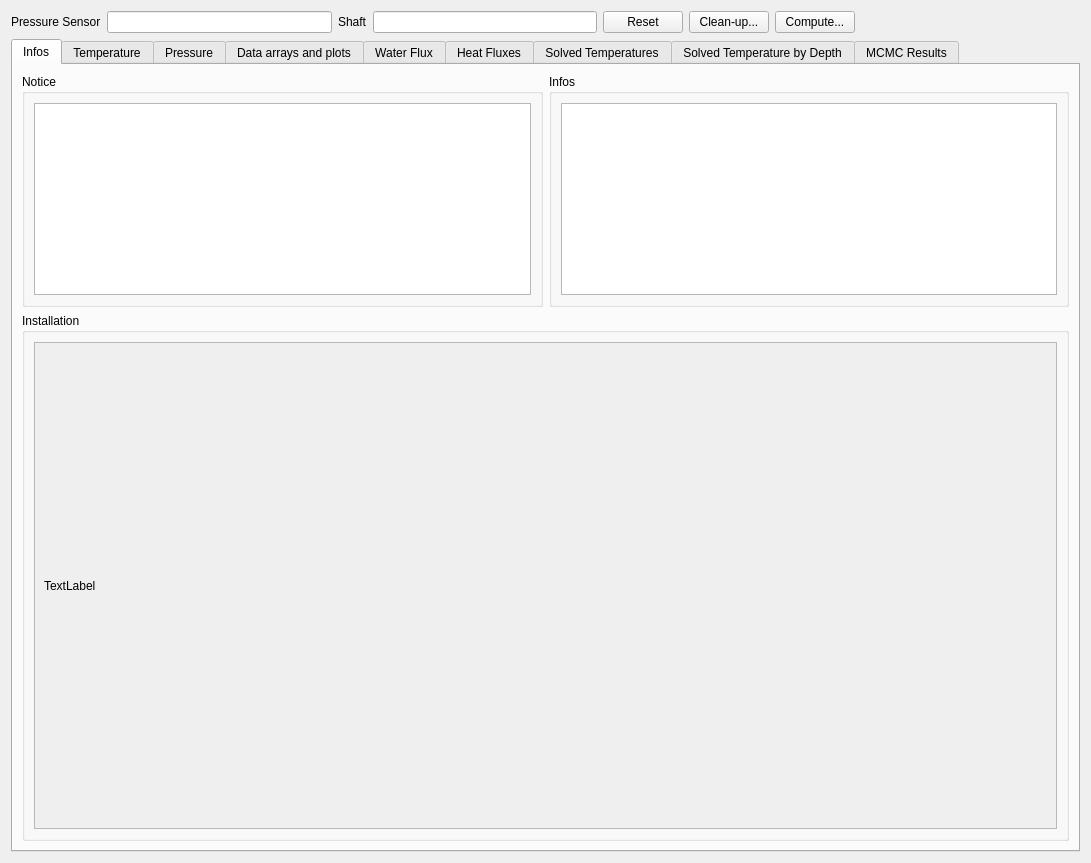
First picture: the form in Molonari_2021/ihm/molonaviz/widgetpoint.ui, repository GVigne/Molonari-2022, before the edit.
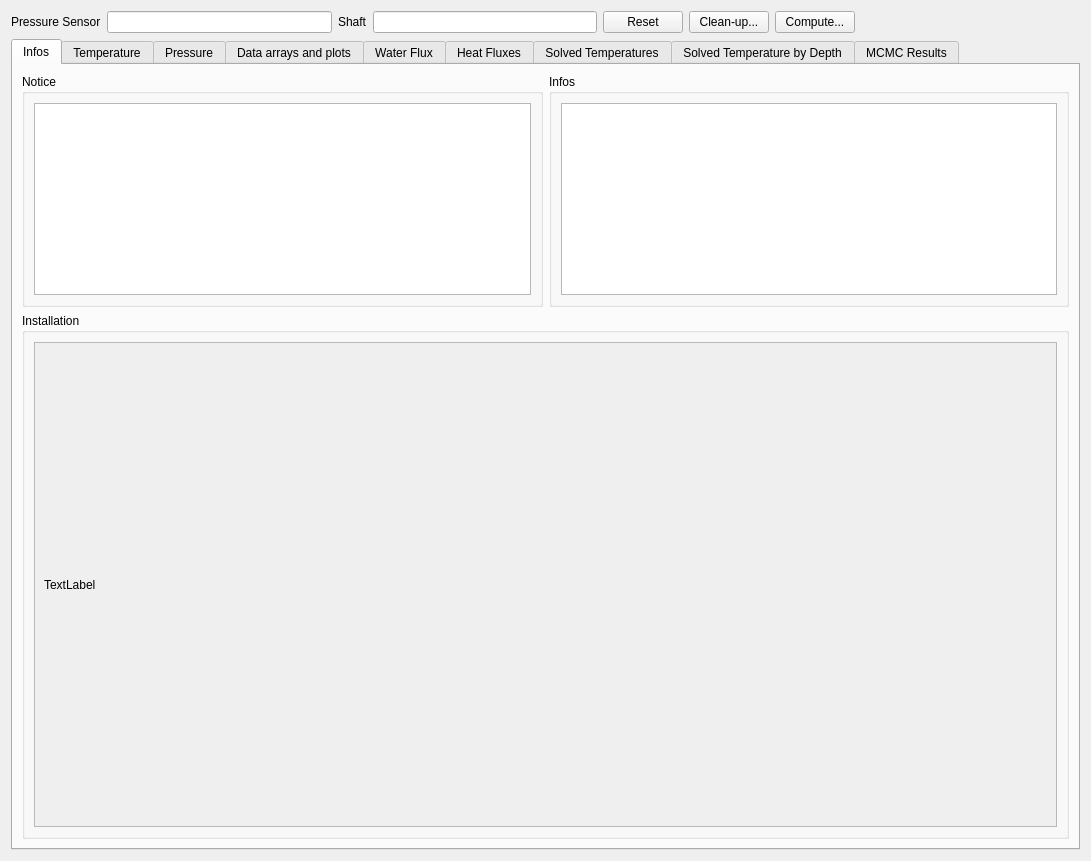
Second picture: the form after the edit. The open tabs and pages were chosen to show the change.

Commit message: Working towards the fusion of the Data and Plots tabs

The edit to the form file:
```diff
--- a/Molonari_2021/ihm/molonaviz/widgetpoint.ui
+++ b/Molonari_2021/ihm/molonaviz/widgetpoint.ui
@@ -7,7 +7,7 @@
     <x>0</x>
     <y>0</y>
     <width>1091</width>
-    <height>863</height>
+    <height>861</height>
    </rect>
   </property>
   <property name="windowTitle">
@@ -149,7 +149,7 @@
                  <x>0</x>
                  <y>0</y>
                  <width>1023</width>
-                 <height>471</height>
+                 <height>469</height>
                 </rect>
                </property>
                <layout class="QVBoxLayout" name="verticalLayout_2">
```
Left out of the diff: 10 changed lines with no effect on the pictures. The commit also changes 2 other files.
